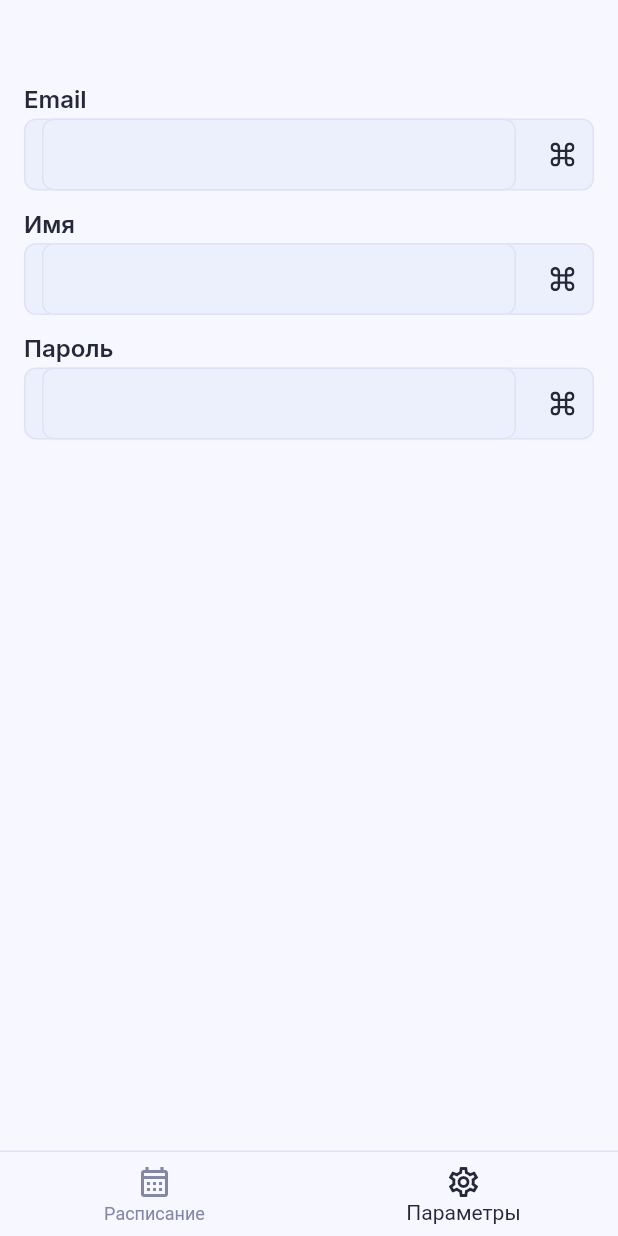
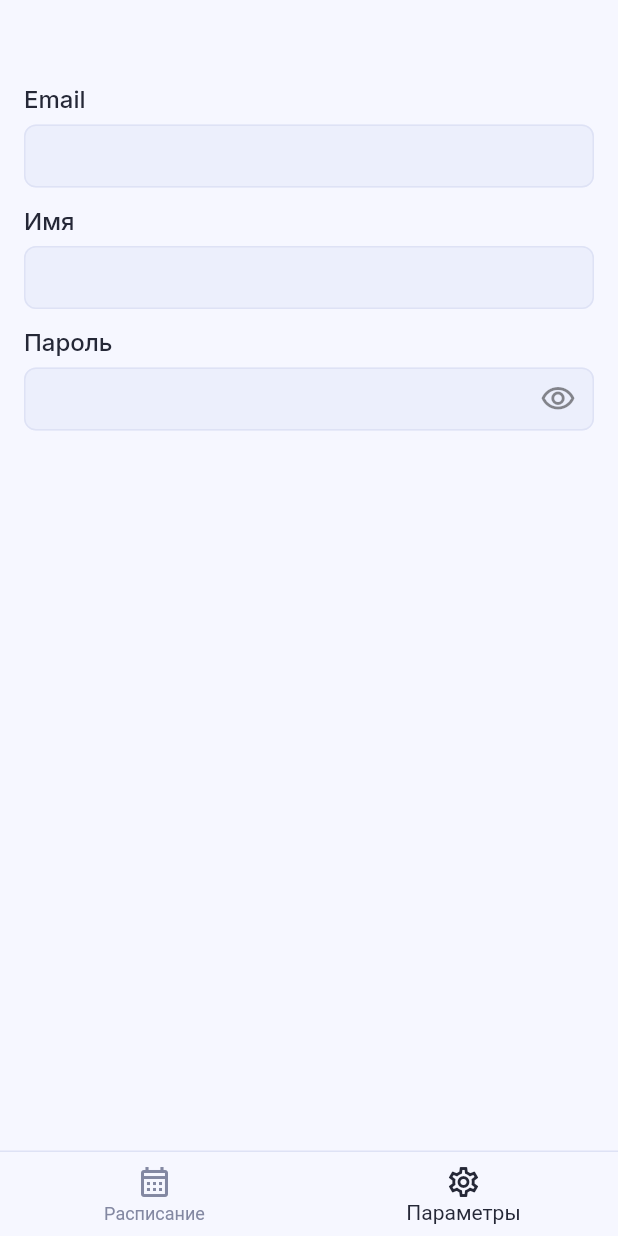
Before and after one commit to Null-Delta/StudRasp-Requiem, a Flutter app: the screen it shows after launch, item 2 of the bottom bar chosen, on a phone screen of 412 x 824 dp. Run offline on Flutter 3.47's test engine with Material 2 defaults, Android fonts, the phone set to English and light mode, and no system bars; our stand-ins replace flutter_riverpod, flutter_svg, freezed_annotation, google_fonts; missing offline and left inert: day_night_time_picker; project files that could hold a hidden picture were left out.

Commit message:
AppTextField in AuthPage and obscureText in AppTextField

```diff
--- a/studrasp_requiem/lib/ui/auth_page/auth_page.dart
+++ b/studrasp_requiem/lib/ui/auth_page/auth_page.dart
@@ -1,7 +1,7 @@
 import 'package:flutter/material.dart';
 import 'package:flutter_riverpod/flutter_riverpod.dart';
 
-import '../lesson_editor_page/widgets/lesson_part_input.dart';
+import '../widgets/app_text_field.dart';
 
 class AuthPage extends ConsumerStatefulWidget {
   const AuthPage({Key? key}) : super(key: key);
@@ -23,19 +23,20 @@ class _AuthPageState extends ConsumerState<AuthPage> {
         padding: const EdgeInsets.symmetric(horizontal: 16),
         child: Column(
           children: [
-            LessonPartInput(
-              partName: 'Email',
+            AppTextField(
               controller: email,
+              label: 'Email',
             ),
             const SizedBox(height: 12),
-            LessonPartInput(
-              partName: 'Имя',
-              controller: email,
+            AppTextField(
+              controller: name,
+              label: 'Имя',
             ),
             const SizedBox(height: 12),
-            LessonPartInput(
-              partName: 'Пароль',
-              controller: email,
+            AppTextField(
+              controller: password,
+              label: 'Пароль',
+              isPassword: true,
             ),
           ],
         ),
--- a/studrasp_requiem/lib/ui/my_app.dart
+++ b/studrasp_requiem/lib/ui/my_app.dart
@@ -44,6 +44,7 @@ class HomePage extends ConsumerWidget {
     final colors = Theme.of(context).extension<AppColors>()!;
     return Scaffold(
       body: pages.elementAt(ref.watch(indexInBottomNavigationBar)),
+      // ignore: use_decorated_box
       bottomNavigationBar: Container(
         decoration: BoxDecoration(
           border: Border(
--- a/studrasp_requiem/lib/ui/widgets/app_text_field.dart
+++ b/studrasp_requiem/lib/ui/widgets/app_text_field.dart
@@ -1,16 +1,18 @@
 import 'package:flutter/material.dart';
+import 'package:flutter_riverpod/flutter_riverpod.dart';
 
 import '../../gen/assets.gen.dart';
 import '../../styles/colors.dart';
 import '../../styles/fonts.dart';
 
-class AppTextField extends StatelessWidget {
+class AppTextField extends ConsumerStatefulWidget {
   const AppTextField({
     Key? key,
     required this.controller,
     this.label,
     this.hint,
     this.onTap,
+    this.isPassword = false,
   }) : super(key: key);
 
   final TextEditingController controller;
@@ -19,40 +21,71 @@ class AppTextField extends StatelessWidget {
 
   final VoidCallback? onTap;
 
+  final bool isPassword;
+
+  @override
+  ConsumerState<ConsumerStatefulWidget> createState() => _AppTextFieldState();
+}
+
+class _AppTextFieldState extends ConsumerState<AppTextField> {
+  late final obscureText = StateProvider<bool>((ref) {
+    return widget.isPassword;
+  });
   @override
   Widget build(BuildContext context) {
     final textStyles = Theme.of(context).extension<AppTextStyles>()!;
     final colors = Theme.of(context).extension<AppColors>()!;
+
+    final obscure = ref.watch(obscureText);
     return Column(
       crossAxisAlignment: CrossAxisAlignment.start,
       children: [
-        if (label != null)
+        if (widget.label != null)
           Padding(
             padding: const EdgeInsets.only(bottom: 8),
             child: Text(
-              label!,
+              widget.label!,
               style: textStyles.label,
             ),
           ),
         SizedBox(
           height: 42,
           child: TextField(
-            controller: controller,
+            controller: widget.controller,
+            obscureText: obscure,
             decoration: InputDecoration(
-              hintText: hint,
-              suffixIcon: onTap != null
+              hintText: widget.hint,
+              suffixIcon: widget.isPassword
                   ? Material(
                       color: Colors.transparent,
                       child: IconButton(
                         padding: EdgeInsets.zero,
                         splashRadius: 22,
-                        onPressed: onTap,
-                        icon: Assets.images.command.svg(
-                          color: colors.accentPrimary,
+                        onPressed: () {
+                          ref
+                              .read(obscureText.notifier)
+                              .update((state) => !state);
+                        },
+                        icon: Icon(
+                          obscure
+                              ? Icons.visibility_outlined
+                              : Icons.visibility_off_outlined,
                         ),
                       ),
                     )
-                  : null,
+                  : widget.onTap != null
+                      ? Material(
+                          color: Colors.transparent,
+                          child: IconButton(
+                            padding: EdgeInsets.zero,
+                            splashRadius: 22,
+                            onPressed: widget.onTap,
+                            icon: Assets.images.command.svg(
+                              color: colors.accentPrimary,
+                            ),
+                          ),
+                        )
+                      : null,
             ),
           ),
         )
```
